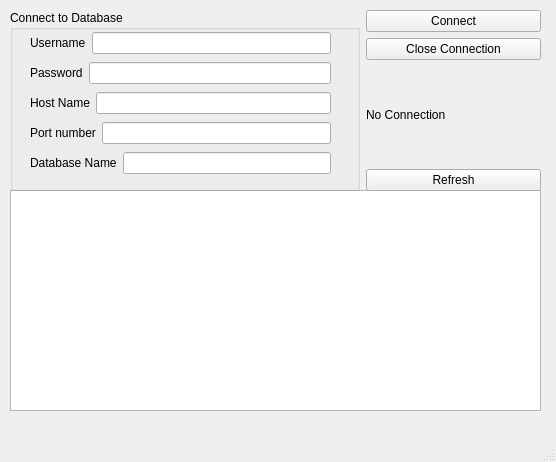
Old version of the form databasewindow.ui in the repository szugyizs/QtWhiteSpaceManager.
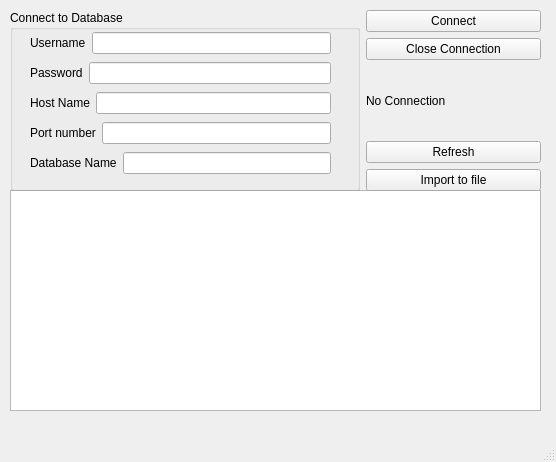
New version of the form.

The edit to the form file:
```diff
--- a/databasewindow.ui
+++ b/databasewindow.ui
@@ -153,6 +153,13 @@
          </property>
         </widget>
        </item>
+       <item>
+        <widget class="QPushButton" name="importBtn">
+         <property name="text">
+          <string>Import to file</string>
+         </property>
+        </widget>
+       </item>
       </layout>
      </item>
     </layout>
```
